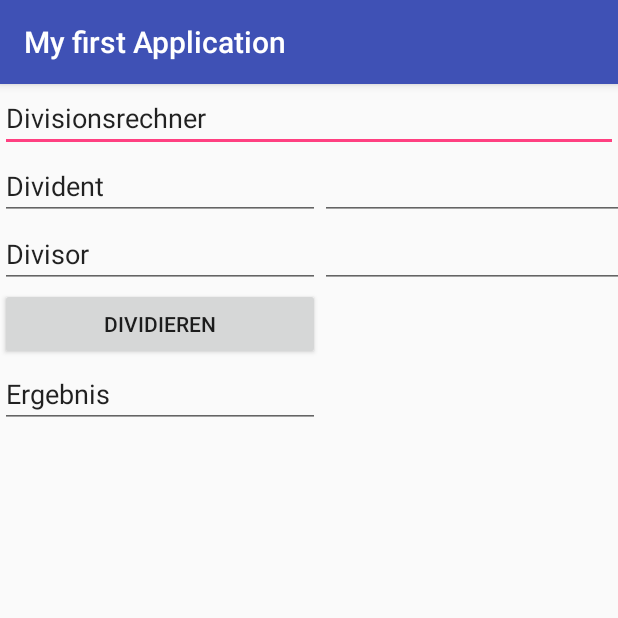
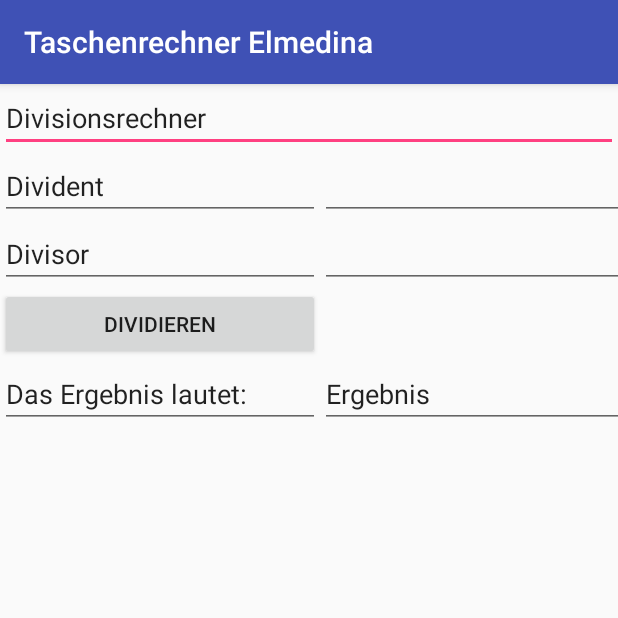
Before and after one commit to ElmedinaSaldic/MyfirstApplication, an Android app: the screen it shows after launch (MainActivity), after a tap on "DIVIDIEREN", on a phone screen of 412 x 824 dp, the top half of it. Run offline under Robolectric (Android 15) with nearby library versions, the phone set to English and light mode, and no system bars; 3 statements that could not run were skipped.

```diff
--- a/app/src/main/java/com/example/elmedinasaldic/myfirstapplication/MainActivity.java
+++ b/app/src/main/java/com/example/elmedinasaldic/myfirstapplication/MainActivity.java
@@ -24,12 +24,12 @@ public class MainActivity extends AppCompatActivity {
 
     public void MyDividieren (View v){ //OnClick(=MyDividieren) zeigen was passiert wernn man auf den Button klickt
 
-        EditText Divident = (EditText)findViewById(R.id.Divident); //die richtige ID holen (von activity_main
-        EditText Divisor = (EditText)findViewById(R.id.Divisor);  //also Objekt wird angesprochen
+        EditText DividentZahl = (EditText)findViewById(R.id.DividentZahl); //die richtige ID holen (von activity_main
+        EditText DivisorZahl = (EditText)findViewById(R.id.DivisorZahl);  //also Objekt wird angesprochen
         EditText Ergebnis = (EditText)findViewById(R.id.Ergebnis);
 
-        Double zahl1 = Double.parseDouble(Divident.getText().toString()); //get Text und in Double umwandeln
-        Double zahl2 = Double.parseDouble(Divisor.getText().toString());
+        Double zahl1 = Double.parseDouble(DividentZahl.getText().toString()); //get Text und in Double umwandeln
+        Double zahl2 = Double.parseDouble(DivisorZahl.getText().toString());
 
         Ergebnis.setText(String.valueOf(zahl1/zahl2)); //Die eigentliche Funktion vom Taschenrechner
     }
--- a/app/src/main/res/layout/activity_main.xml
+++ b/app/src/main/res/layout/activity_main.xml
@@ -87,6 +87,14 @@ android:layout_height="fill_parent"
             android:layout_height="match_parent" >
 
             <EditText
+                android:id="@+id/editText2"
+                android:layout_width="wrap_content"
+                android:layout_height="wrap_content"
+                android:ems="10"
+                android:inputType="textPersonName"
+                android:text="Das Ergebnis lautet:" />
+
+            <EditText
                 android:id="@+id/Ergebnis"
                 android:layout_width="wrap_content"
                 android:layout_height="wrap_content"
--- a/app/src/main/res/values/strings.xml
+++ b/app/src/main/res/values/strings.xml
@@ -1,5 +1,5 @@
 <resources>
-    <string name="app_name">My first Application</string>
+    <string name="app_name">Taschenrechner Elmedina</string>
 
 
 
```
